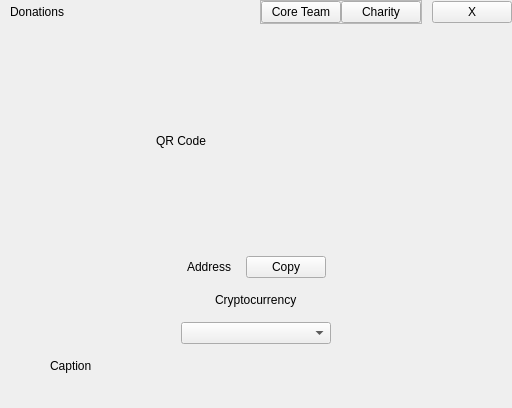
First picture: the form in desktop/ui/donations.ui, repository talonlab/hdwallet-desktop, before the edit.
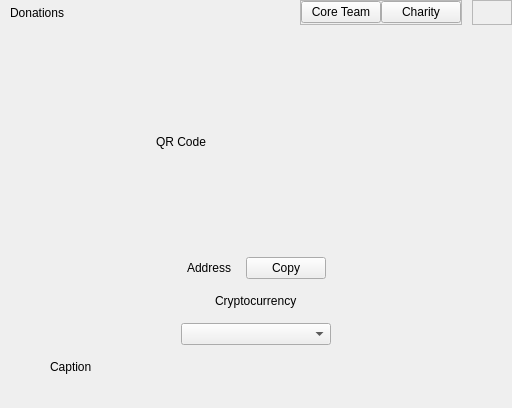
Second picture: the form after the edit.

Commit message: Update: icon close added in donation svg button

The edit to the form file:
```diff
--- a/desktop/ui/donations.ui
+++ b/desktop/ui/donations.ui
@@ -108,14 +108,43 @@
         </layout>
        </widget>
       </item>
-      <item alignment="Qt::AlignRight">
-       <widget class="QPushButton" name="closeModalQPushButton">
-        <property name="cursor">
-         <cursorShape>PointingHandCursor</cursorShape>
+      <item>
+       <widget class="QFrame" name="closeModalButtonQFrame">
+        <property name="minimumSize">
+         <size>
+          <width>40</width>
+          <height>25</height>
+         </size>
         </property>
-        <property name="text">
-         <string>X</string>
+        <property name="maximumSize">
+         <size>
+          <width>40</width>
+          <height>25</height>
+         </size>
         </property>
+        <property name="frameShape">
+         <enum>QFrame::StyledPanel</enum>
+        </property>
+        <property name="frameShadow">
+         <enum>QFrame::Raised</enum>
+        </property>
+        <layout class="QVBoxLayout" name="closeModalButtonQFrameVLayout">
+         <property name="spacing">
+          <number>0</number>
+         </property>
+         <property name="leftMargin">
+          <number>0</number>
+         </property>
+         <property name="topMargin">
+          <number>0</number>
+         </property>
+         <property name="rightMargin">
+          <number>0</number>
+         </property>
+         <property name="bottomMargin">
+          <number>0</number>
+         </property>
+        </layout>
        </widget>
       </item>
      </layout>
```
The commit also changes 4 other files.
